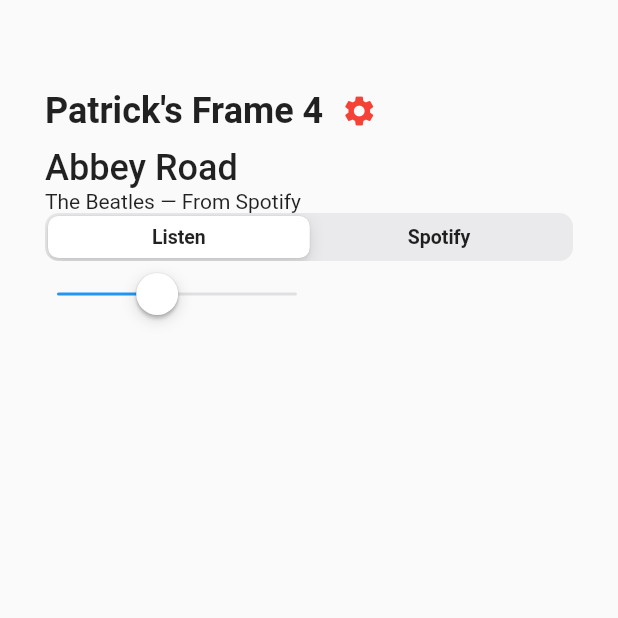
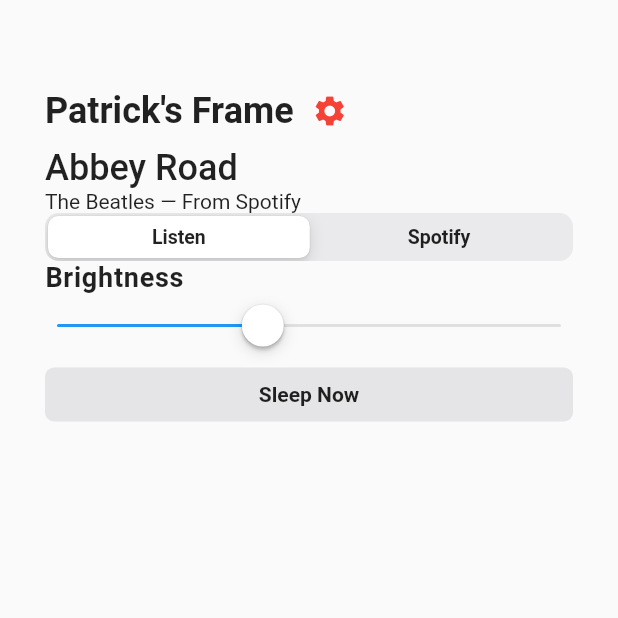
Before and after one commit to phultquist/frame-mobile-app, a Flutter app: the screen it shows after launch, on a phone screen of 412 x 824 dp, the top half of it. Run offline on Flutter 3.47's test engine with Material 2 defaults, Android fonts, the phone set to English and light mode, and no system bars; Roboto replaces fonts that are missing (Helvetica).

Commit message:
some updates ig

```diff
--- a/lib/main.dart
+++ b/lib/main.dart
@@ -5,15 +5,23 @@ void main() {
   runApp(new MaterialApp(home: new HomePage()));
 }
 
+const buttonStyle =
+    TextStyle(fontFamily: 'Helvetica', fontWeight: FontWeight.w600);
+
+const headerStyle = TextStyle(
+    fontFamily: 'Roboto',
+    fontWeight: FontWeight.w700,
+    letterSpacing: 0.5,
+    fontSize: 18.0);
+
 class HomePage extends StatelessWidget {
   @override
   final Map<int, Widget> logoWidgets = const <int, Widget>{
     0: Text(
       "Listen",
-      style: TextStyle(fontFamily: 'Helvetica', fontWeight: FontWeight.w600),
+      style: buttonStyle,
     ),
-    1: Text("Spotify",
-        style: TextStyle(fontFamily: 'Helvetica', fontWeight: FontWeight.w600)),
+    1: Text("Spotify", style: buttonStyle),
   };
 
   Widget build(BuildContext context) {
@@ -34,7 +42,7 @@ class HomePage extends StatelessWidget {
         children: [
           Row(children: [
             new Text(
-              "Patrick's Frame 4",
+              "Patrick's Frame",
               style: TextStyle(
                   fontSize: 24.0,
                   fontFamily: "Roboto",
@@ -77,8 +85,16 @@ class HomePage extends StatelessWidget {
               ))
             ],
           ),
+          Row(
+            children: <Widget>[
+              Text(
+                "Brightness",
+                style: headerStyle,
+              )
+            ],
+          ),
           Row(children: <Widget>[
-            Container(
+            Expanded(
               child: CupertinoSlider(
                   value: sliderValue,
                   onChanged: (newv) {
@@ -89,7 +105,23 @@ class HomePage extends StatelessWidget {
                   min: 50.0,
                   max: 100.0),
             )
-          ])
+          ]),
+          Row(
+            children: <Widget>[
+              Expanded(
+                child: FlatButton(
+                    color: Color(0xffe5e5e7),
+                    splashColor: Colors.transparent,
+                    onPressed: () => {},
+                    child: Text(
+                      "Sleep Now",
+                      style: buttonStyle,
+                    ),
+                    shape: RoundedRectangleBorder(
+                        borderRadius: BorderRadius.circular(6.0))),
+              )
+            ],
+          )
         ],
       );
     });
```
